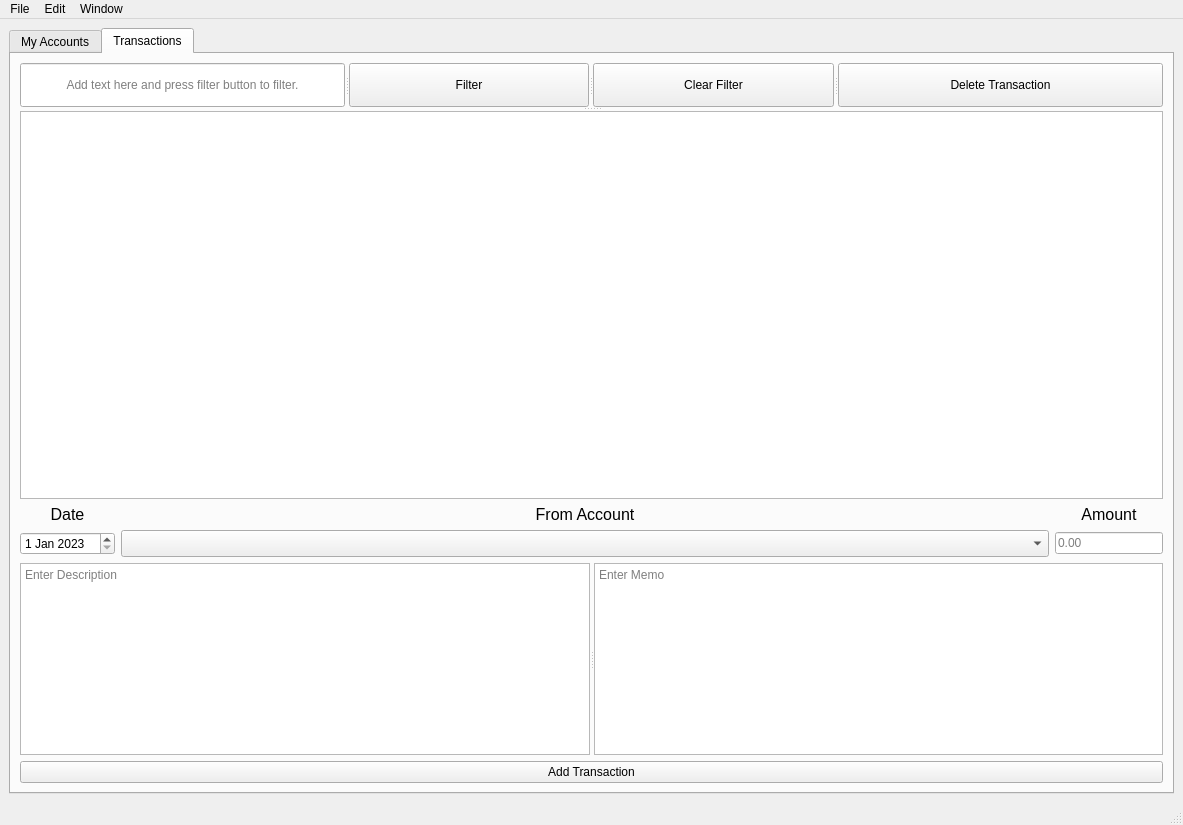
First picture: the form in ft_mainwindow.ui, repository TechMcKay/FinanceTracker, before the edit.
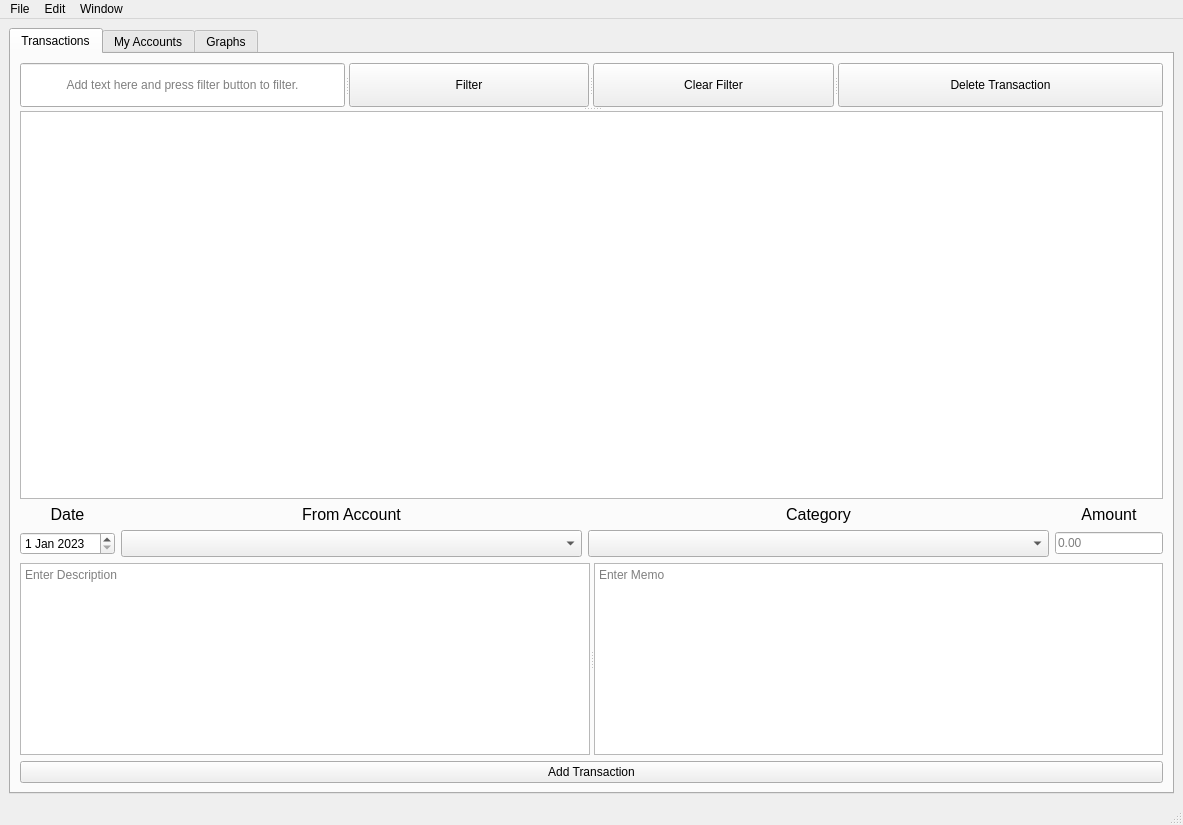
Second picture: the form after the edit.

Commit message: Created simple account window and fixed some minor functionality in the transactions code.

Diff of the .ui file:
```diff
--- a/ft_mainwindow.ui
+++ b/ft_mainwindow.ui
@@ -26,7 +26,7 @@
      <verstretch>0</verstretch>
     </sizepolicy>
    </property>
-   <layout class="QVBoxLayout" name="verticalLayout">
+   <layout class="QHBoxLayout" name="horizontalLayout">
     <item>
      <widget class="QTabWidget" name="main_tabWidget">
       <property name="sizePolicy">
@@ -36,16 +36,11 @@
        </sizepolicy>
       </property>
       <property name="currentIndex">
-       <number>1</number>
+       <number>0</number>
       </property>
       <property name="tabsClosable">
        <bool>false</bool>
       </property>
-      <widget class="QWidget" name="accounts_tab">
-       <attribute name="title">
-        <string>My Accounts</string>
-       </attribute>
-      </widget>
       <widget class="QWidget" name="transactions_tab">
        <property name="enabled">
         <bool>true</bool>
@@ -125,7 +120,7 @@
          </widget>
         </item>
         <item>
-         <layout class="QGridLayout" name="gridLayout_2" columnstretch="0,1,0">
+         <layout class="QGridLayout" name="gridLayout_2" columnstretch="0,1,1,0">
           <item row="0" column="0">
            <widget class="QLabel" name="label">
             <property name="font">
@@ -159,7 +154,25 @@
             </property>
            </widget>
           </item>
-          <item row="0" column="2">
+          <item row="1" column="1">
+           <widget class="QComboBox" name="accountComboBox">
+            <property name="font">
+             <font>
+              <pointsize>12</pointsize>
+             </font>
+            </property>
+            <property name="contextMenuPolicy">
+             <enum>Qt::NoContextMenu</enum>
+            </property>
+            <property name="editable">
+             <bool>false</bool>
+            </property>
+            <property name="currentText">
+             <string/>
+            </property>
+           </widget>
+          </item>
+          <item row="0" column="3">
            <widget class="QLabel" name="label_3">
             <property name="font">
              <font>
@@ -185,31 +198,37 @@
             </property>
            </widget>
           </item>
-          <item row="1" column="1">
-           <widget class="QComboBox" name="accountComboBox">
-            <property name="font">
-             <font>
-              <pointsize>12</pointsize>
-             </font>
-            </property>
-            <property name="contextMenuPolicy">
-             <enum>Qt::NoContextMenu</enum>
-            </property>
-            <property name="editable">
-             <bool>false</bool>
-            </property>
-            <property name="currentText">
-             <string/>
-            </property>
-           </widget>
-          </item>
-          <item row="1" column="2">
+          <item row="1" column="3">
            <widget class="QLineEdit" name="amountLineEdit">
             <property name="placeholderText">
              <string>0.00</string>
             </property>
            </widget>
           </item>
+          <item row="0" column="2">
+           <widget class="QLabel" name="label_4">
+            <property name="font">
+             <font>
+              <pointsize>12</pointsize>
+             </font>
+            </property>
+            <property name="text">
+             <string>Category</string>
+            </property>
+            <property name="alignment">
+             <set>Qt::AlignCenter</set>
+            </property>
+           </widget>
+          </item>
+          <item row="1" column="2">
+           <widget class="QComboBox" name="categoryComboBox">
+            <property name="font">
+             <font>
+              <pointsize>12</pointsize>
+             </font>
+            </property>
+           </widget>
+          </item>
          </layout>
         </item>
         <item>
@@ -253,6 +272,27 @@
         </item>
        </layout>
       </widget>
+      <widget class="QWidget" name="accounts_tab">
+       <attribute name="title">
+        <string>My Accounts</string>
+       </attribute>
+       <layout class="QVBoxLayout" name="verticalLayout">
+        <item>
+         <widget class="QTreeWidget" name="accounts_tree">
+          <column>
+           <property name="text">
+            <string notr="true">1</string>
+           </property>
+          </column>
+         </widget>
+        </item>
+       </layout>
+      </widget>
+      <widget class="QWidget" name="graph_tab">
+       <attribute name="title">
+        <string>Graphs</string>
+       </attribute>
+      </widget>
      </widget>
     </item>
    </layout>
@@ -263,7 +303,7 @@
      <x>0</x>
      <y>0</y>
      <width>1183</width>
-     <height>21</height>
+     <height>26</height>
     </rect>
    </property>
    <widget class="QMenu" name="menuFile">
@@ -279,6 +319,8 @@
     <property name="title">
      <string>Edit</string>
     </property>
+    <addaction name="actionEnter_Edit_Transaction_Categories"/>
+    <addaction name="actionEnter_Edit_Accounts"/>
    </widget>
    <widget class="QMenu" name="menuWindow">
     <property name="title">
@@ -300,6 +342,16 @@
     <string>save</string>
    </property>
   </action>
+  <action name="actionEnter_Edit_Transaction_Categories">
+   <property name="text">
+    <string>Enter/Edit Transaction Categories</string>
+   </property>
+  </action>
+  <action name="actionEnter_Edit_Accounts">
+   <property name="text">
+    <string>Enter/Edit Accounts</string>
+   </property>
+  </action>
  </widget>
  <tabstops>
   <tabstop>main_tabWidget</tabstop>
```
The commit also changes 8 other files.
